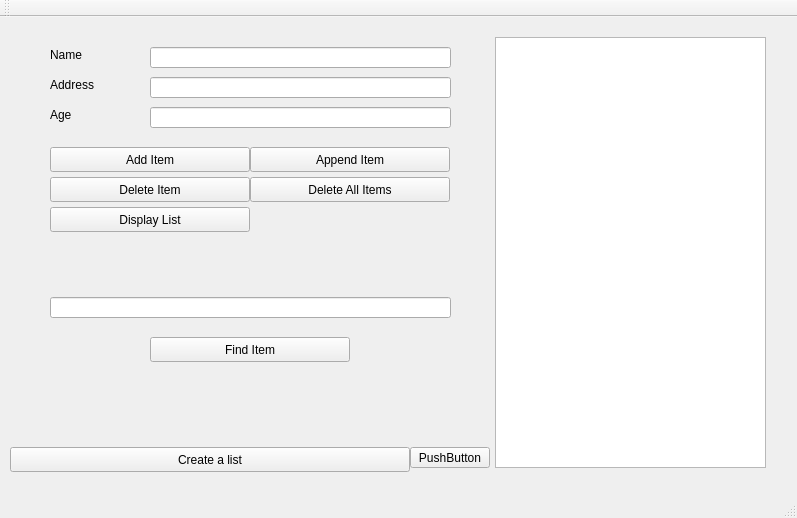
Old version of the form mainwindow.ui in the repository LaVestima/tcs-oop-ex2a.
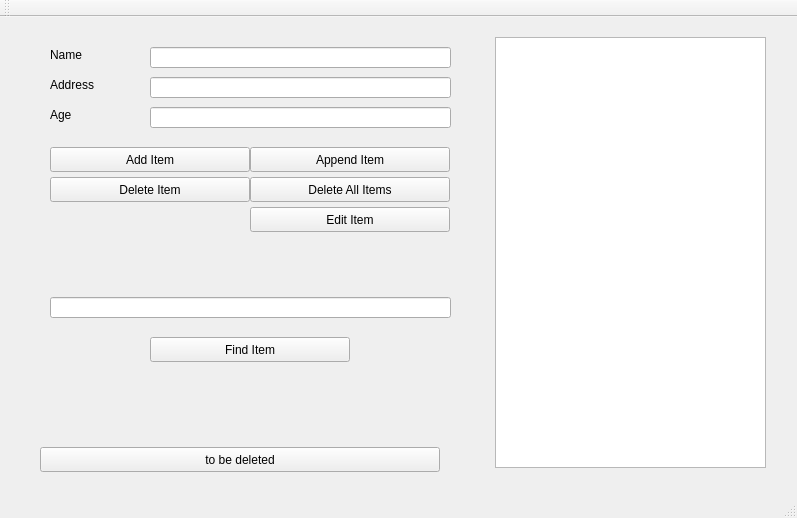
New version of the form.

Commit message: findItem function corrected; appendItem, deleteAll, editItem functions working

Diff of the .ui file:
```diff
--- a/mainwindow.ui
+++ b/mainwindow.ui
@@ -27,30 +27,17 @@
      <string/>
     </property>
    </widget>
-   <widget class="QPushButton" name="pushButton">
-    <property name="geometry">
-     <rect>
-      <x>410</x>
-      <y>430</y>
-      <width>80</width>
-      <height>21</height>
-     </rect>
-    </property>
-    <property name="text">
-     <string>PushButton</string>
-    </property>
-   </widget>
    <widget class="QPushButton" name="createListButton">
     <property name="geometry">
      <rect>
-      <x>10</x>
+      <x>40</x>
       <y>430</y>
       <width>400</width>
       <height>25</height>
      </rect>
     </property>
     <property name="text">
-     <string>Create a list</string>
+     <string>to be deleted</string>
     </property>
    </widget>
    <widget class="QPushButton" name="addItemButton">
@@ -138,19 +125,6 @@
      <string>Delete All Items</string>
     </property>
    </widget>
-   <widget class="QPushButton" name="displayListButton">
-    <property name="geometry">
-     <rect>
-      <x>50</x>
-      <y>190</y>
-      <width>200</width>
-      <height>25</height>
-     </rect>
-    </property>
-    <property name="text">
-     <string>Display List</string>
-    </property>
-   </widget>
    <widget class="QLineEdit" name="nameLineEdit">
     <property name="geometry">
      <rect>
@@ -220,6 +194,19 @@
      </rect>
     </property>
    </widget>
+   <widget class="QPushButton" name="editItemButton">
+    <property name="geometry">
+     <rect>
+      <x>250</x>
+      <y>190</y>
+      <width>200</width>
+      <height>25</height>
+     </rect>
+    </property>
+    <property name="text">
+     <string>Edit Item</string>
+    </property>
+   </widget>
   </widget>
   <widget class="QMenuBar" name="menuBar">
    <property name="geometry">
```
The commit also changes 4 other files.
